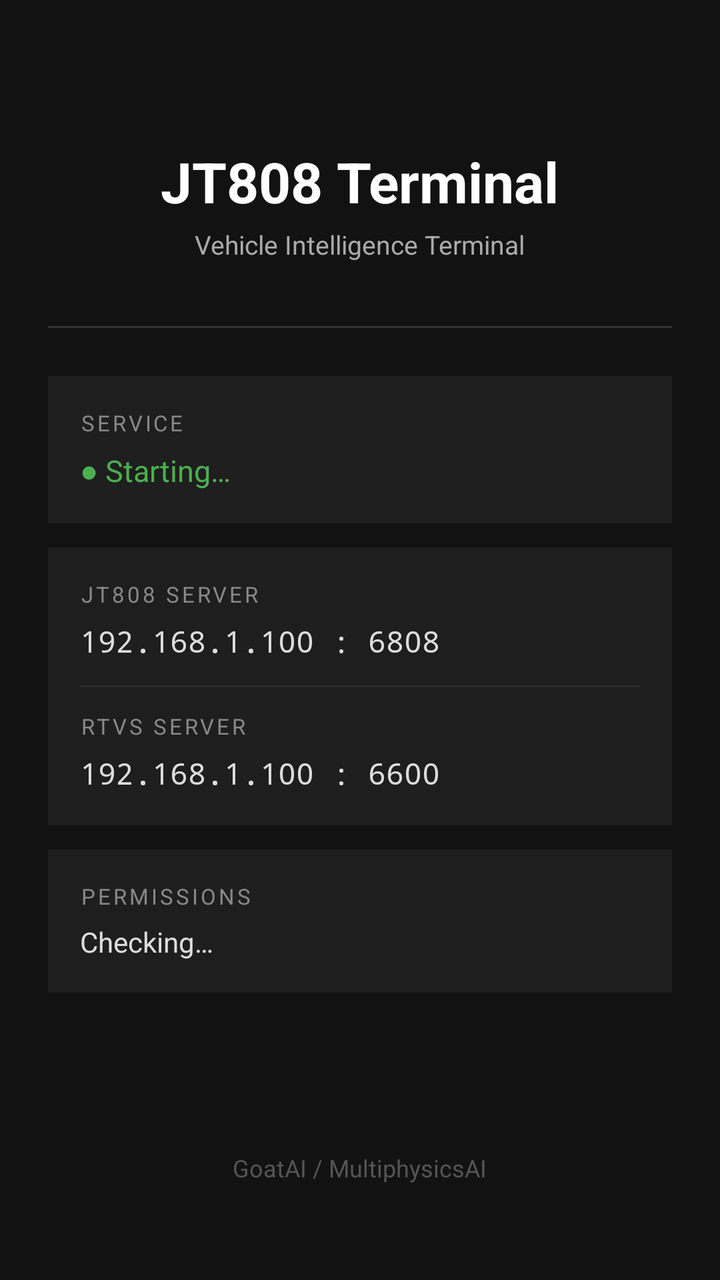
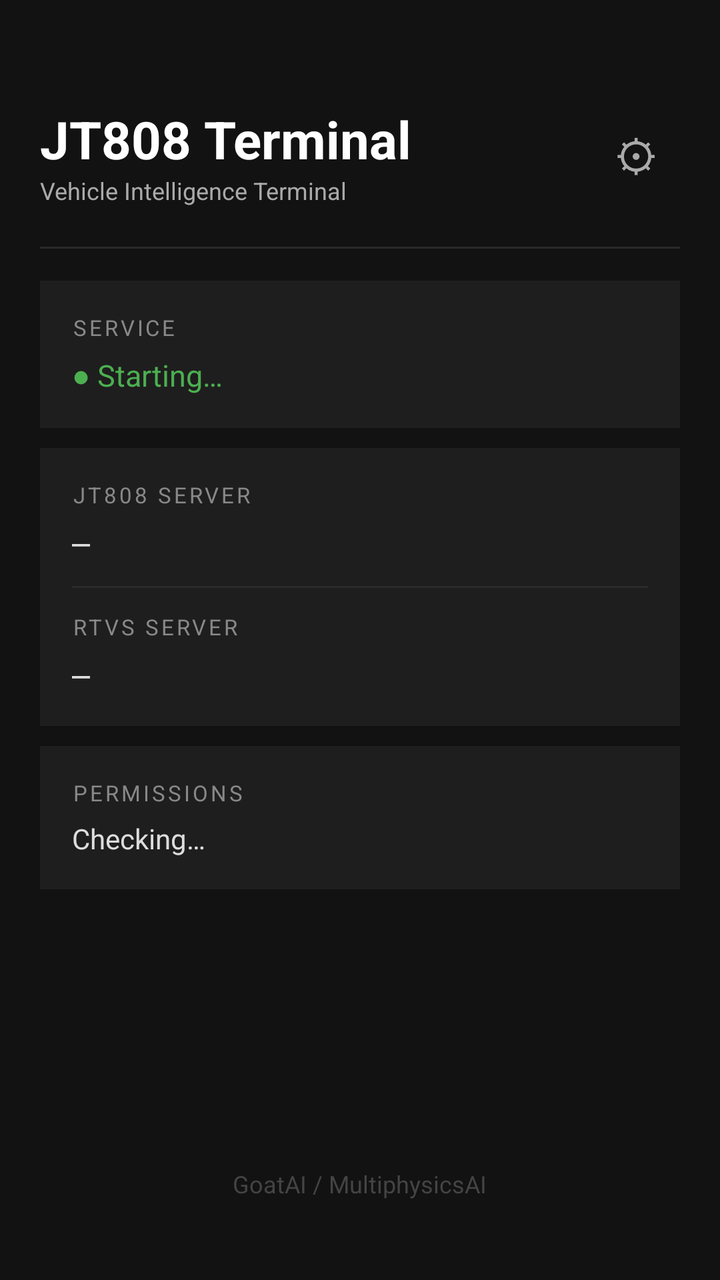

The first picture is an Android layout as it rendered before a commit; the second is the same layout after the commit. The layout source and the unified diff follow.
<!-- AndroidManifest.xml: application theme Theme.Jt808Terminal -->
<!-- res/layout/activity_main.xml -->
<?xml version="1.0" encoding="utf-8"?>
<LinearLayout xmlns:android="http://schemas.android.com/apk/res/android"
    android:layout_width="match_parent"
    android:layout_height="match_parent"
    android:background="#121212"
    android:gravity="center_horizontal"
    android:orientation="vertical"
    android:padding="24dp">

    
    <TextView
        android:layout_width="wrap_content"
        android:layout_height="wrap_content"
        android:layout_marginTop="48dp"
        android:text="@string/app_name"
        android:textColor="#FFFFFF"
        android:textSize="28sp"
        android:textStyle="bold" />

    <TextView
        android:id="@+id/tvSubtitle"
        android:layout_width="wrap_content"
        android:layout_height="wrap_content"
        android:layout_marginTop="4dp"
        android:text="Vehicle Intelligence Terminal"
        android:textColor="#AAAAAA"
        android:textSize="13sp" />

    
    <View
        android:layout_width="match_parent"
        android:layout_height="1dp"
        android:layout_marginTop="32dp"
        android:background="#333333" />

    
    <LinearLayout
        android:layout_width="match_parent"
        android:layout_height="wrap_content"
        android:layout_marginTop="24dp"
        android:background="#1E1E1E"
        android:orientation="vertical"
        android:padding="16dp">

        <TextView
            android:layout_width="wrap_content"
            android:layout_height="wrap_content"
            android:text="SERVICE"
            android:textColor="#888888"
            android:textSize="11sp"
            android:letterSpacing="0.12" />

        <TextView
            android:id="@+id/tvServiceStatus"
            android:layout_width="wrap_content"
            android:layout_height="wrap_content"
            android:layout_marginTop="6dp"
            android:text="● Starting…"
            android:textColor="#4CAF50"
            android:textSize="15sp" />
    </LinearLayout>

    
    <LinearLayout
        android:layout_width="match_parent"
        android:layout_height="wrap_content"
        android:layout_marginTop="12dp"
        android:background="#1E1E1E"
        android:orientation="vertical"
        android:padding="16dp">

        <TextView
            android:layout_width="wrap_content"
            android:layout_height="wrap_content"
            android:text="JT808 SERVER"
            android:textColor="#888888"
            android:textSize="11sp"
            android:letterSpacing="0.12" />

        <TextView
            android:id="@+id/tvServerAddr"
            android:layout_width="wrap_content"
            android:layout_height="wrap_content"
            android:layout_marginTop="6dp"
            android:text="192.168.1.100 : 6808"
            android:textColor="#DDDDDD"
            android:textSize="15sp"
            android:fontFamily="monospace" />

        <View
            android:layout_width="match_parent"
            android:layout_height="1dp"
            android:layout_marginTop="12dp"
            android:layout_marginBottom="12dp"
            android:background="#2A2A2A" />

        <TextView
            android:layout_width="wrap_content"
            android:layout_height="wrap_content"
            android:text="RTVS SERVER"
            android:textColor="#888888"
            android:textSize="11sp"
            android:letterSpacing="0.12" />

        <TextView
            android:id="@+id/tvRtvsAddr"
            android:layout_width="wrap_content"
            android:layout_height="wrap_content"
            android:layout_marginTop="6dp"
            android:text="192.168.1.100 : 6600"
            android:textColor="#DDDDDD"
            android:textSize="15sp"
            android:fontFamily="monospace" />
    </LinearLayout>

    
    <LinearLayout
        android:layout_width="match_parent"
        android:layout_height="wrap_content"
        android:layout_marginTop="12dp"
        android:background="#1E1E1E"
        android:orientation="vertical"
        android:padding="16dp">

        <TextView
            android:layout_width="wrap_content"
            android:layout_height="wrap_content"
            android:text="PERMISSIONS"
            android:textColor="#888888"
            android:textSize="11sp"
            android:letterSpacing="0.12" />

        <TextView
            android:id="@+id/tvPermissions"
            android:layout_width="wrap_content"
            android:layout_height="wrap_content"
            android:layout_marginTop="6dp"
            android:text="Checking…"
            android:textColor="#DDDDDD"
            android:textSize="14sp" />
    </LinearLayout>

    <TextView
        android:layout_width="wrap_content"
        android:layout_height="wrap_content"
        android:layout_gravity="bottom|center_horizontal"
        android:layout_weight="1"
        android:gravity="bottom|center_horizontal"
        android:paddingBottom="24dp"
        android:text="GoatAI / MultiphysicsAI"
        android:textColor="#555555"
        android:textSize="12sp" />

</LinearLayout>
<!-- resources referenced by this layout -->
<resources>
  <string name="app_name">JT808 Terminal</string>
  <style name="Theme.Jt808Terminal" parent="Theme.MaterialComponents.NoActionBar">
          <item name="android:windowBackground">#121212</item>
          <item name="android:statusBarColor">#000000</item>
          <item name="android:navigationBarColor">#121212</item>
          <item name="colorPrimary">#4CAF50</item>
          <item name="colorPrimaryVariant">#388E3C</item>
          <item name="colorOnPrimary">#FFFFFF</item>
      </style>
</resources>

<!-- the commit's change to res/layout/activity_main.xml (unified diff, before → after) -->
@@ -5,39 +5,91 @@
     android:background="#121212"
     android:gravity="center_horizontal"
     android:orientation="vertical"
-    android:padding="24dp">
-
-    
-    <TextView
-        android:layout_width="wrap_content"
-        android:layout_height="wrap_content"
-        android:layout_marginTop="48dp"
-        android:text="@string/app_name"
-        android:textColor="#FFFFFF"
-        android:textSize="28sp"
-        android:textStyle="bold" />
-
-    <TextView
-        android:id="@+id/tvSubtitle"
-        android:layout_width="wrap_content"
-        android:layout_height="wrap_content"
-        android:layout_marginTop="4dp"
-        android:text="Vehicle Intelligence Terminal"
-        android:textColor="#AAAAAA"
-        android:textSize="13sp" />
+    android:padding="20dp">
+
+    
+    <LinearLayout
+        android:layout_width="match_parent"
+        android:layout_height="wrap_content"
+        android:gravity="center_vertical"
+        android:orientation="horizontal"
+        android:paddingTop="32dp"
+        android:paddingBottom="8dp">
+
+        <LinearLayout
+            android:layout_width="0dp"
+            android:layout_height="wrap_content"
+            android:layout_weight="1"
+            android:orientation="vertical">
+
+            <TextView
+                android:layout_width="wrap_content"
+                android:layout_height="wrap_content"
+                android:text="@string/app_name"
+                android:textColor="#FFFFFF"
+                android:textSize="26sp"
+                android:textStyle="bold" />
+
+            <TextView
+                android:layout_width="wrap_content"
+                android:layout_height="wrap_content"
+                android:text="Vehicle Intelligence Terminal"
+                android:textColor="#AAAAAA"
+                android:textSize="12sp" />
+        </LinearLayout>
+
+        <TextView
+            android:id="@+id/btnSettings"
+            android:layout_width="44dp"
+            android:layout_height="44dp"
+            android:gravity="center"
+            android:text="⚙"
+            android:textColor="#AAAAAA"
+            android:textSize="22sp"
+            android:clickable="true"
+            android:focusable="true" />
+    </LinearLayout>
 
     
     <View
         android:layout_width="match_parent"
         android:layout_height="1dp"
-        android:layout_marginTop="32dp"
-        android:background="#333333" />
-
-    
-    <LinearLayout
-        android:layout_width="match_parent"
-        android:layout_height="wrap_content"
-        android:layout_marginTop="24dp"
+        android:layout_marginTop="12dp"
+        android:background="#2A2A2A" />
+
+    
+    <LinearLayout
+        android:id="@+id/cardNotConfigured"
+        android:layout_width="match_parent"
+        android:layout_height="wrap_content"
+        android:layout_marginTop="16dp"
+        android:background="#3E2723"
+        android:orientation="vertical"
+        android:padding="14dp"
+        android:visibility="gone">
+
+        <TextView
+            android:layout_width="wrap_content"
+            android:layout_height="wrap_content"
+            android:text="⚠  Server not configured"
+            android:textColor="#FF8A65"
+            android:textSize="14sp"
+            android:textStyle="bold" />
+
+        <TextView
+            android:layout_width="wrap_content"
+            android:layout_height="wrap_content"
+            android:layout_marginTop="4dp"
+            android:text="Tap ⚙ to enter server IP and port"
+            android:textColor="#FFCCBC"
+            android:textSize="13sp" />
+    </LinearLayout>
+
+    
+    <LinearLayout
+        android:layout_width="match_parent"
+        android:layout_height="wrap_content"
+        android:layout_marginTop="16dp"
         android:background="#1E1E1E"
         android:orientation="vertical"
         android:padding="16dp">
@@ -64,7 +116,7 @@
     <LinearLayout
         android:layout_width="match_parent"
         android:layout_height="wrap_content"
-        android:layout_marginTop="12dp"
+        android:layout_marginTop="10dp"
         android:background="#1E1E1E"
         android:orientation="vertical"
         android:padding="16dp">
@@ -82,7 +134,7 @@
             android:layout_width="wrap_content"
             android:layout_height="wrap_content"
             android:layout_marginTop="6dp"
-            android:text="192.168.1.100 : 6808"
+            android:text="—"
             android:textColor="#DDDDDD"
             android:textSize="15sp"
             android:fontFamily="monospace" />
@@ -107,7 +159,7 @@
             android:layout_width="wrap_content"
             android:layout_height="wrap_content"
             android:layout_marginTop="6dp"
-            android:text="192.168.1.100 : 6600"
+            android:text="—"
             android:textColor="#DDDDDD"
             android:textSize="15sp"
             android:fontFamily="monospace" />
@@ -117,7 +169,7 @@
     <LinearLayout
         android:layout_width="match_parent"
         android:layout_height="wrap_content"
-        android:layout_marginTop="12dp"
+        android:layout_marginTop="10dp"
         android:background="#1E1E1E"
         android:orientation="vertical"
         android:padding="16dp">
@@ -142,13 +194,13 @@
 
     <TextView
         android:layout_width="wrap_content"
-        android:layout_height="wrap_content"
+        android:layout_height="0dp"
+        android:layout_weight="1"
         android:layout_gravity="bottom|center_horizontal"
-        android:layout_weight="1"
         android:gravity="bottom|center_horizontal"
-        android:paddingBottom="24dp"
+        android:paddingBottom="20dp"
         android:text="GoatAI / MultiphysicsAI"
-        android:textColor="#555555"
+        android:textColor="#444444"
         android:textSize="12sp" />
 
 </LinearLayout>
